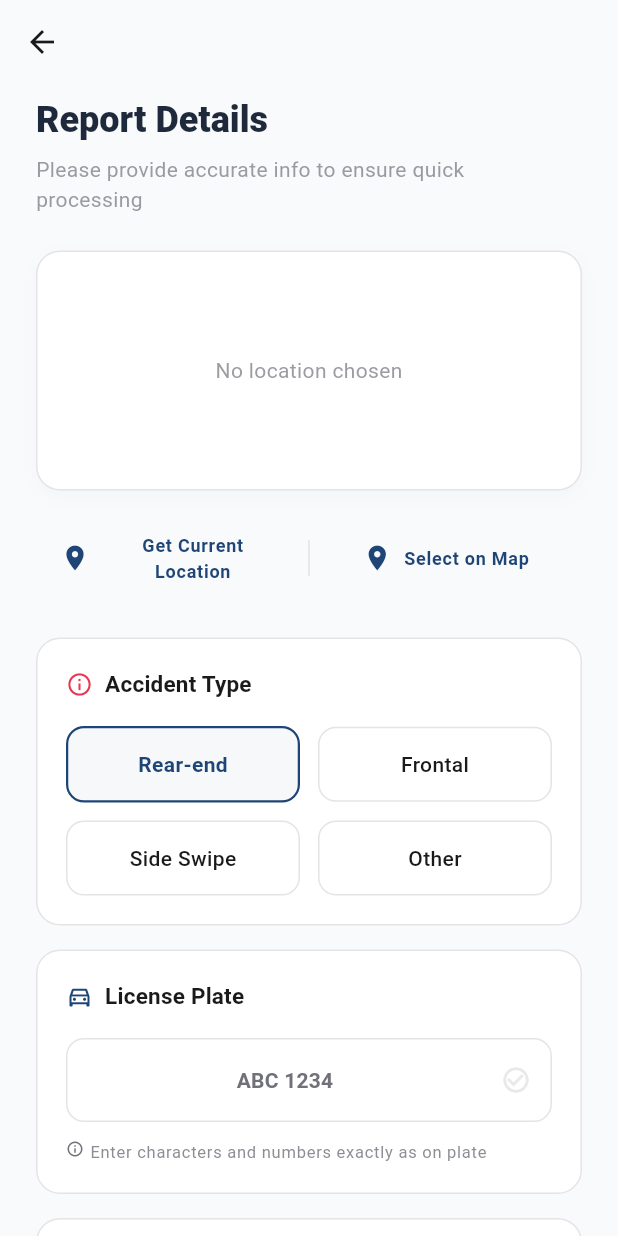
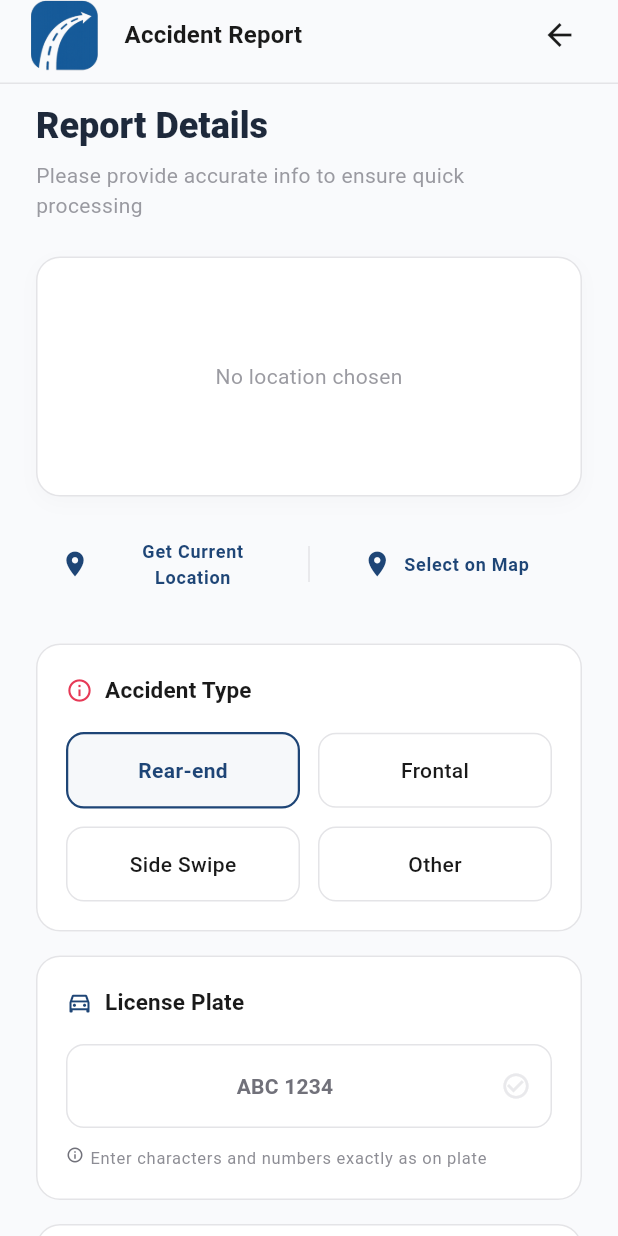
Before and after one commit to Fakhri-CS/sair, a Flutter app: the ReportFormScreen screen opened directly, on a phone screen of 412 x 824 dp. Run offline on Flutter 3.47's test engine with Material 3 defaults, Android fonts, the light colour scheme and no system bars; our stand-ins replace flutter_riverpod, google_fonts.

Commit message:
just added routes and enabling to navigate between screens

```diff
--- a/lib/view/screens/main_screen.dart
+++ b/lib/view/screens/main_screen.dart
@@ -4,7 +4,7 @@ import 'package:sair_cpa/view/screens/profile_screen.dart';
 import 'package:sair_cpa/view/screens/reports_screen.dart';
 import 'package:sair_cpa/view/widgets/global_widgets/sair_app_bar.dart';
 import 'package:sair_cpa/view/widgets/home_screen_widgets/Home_actions_widget.dart';
-import 'package:sair_cpa/view/widgets/reports_screen_widgets/reports_and_profile_actions_widget.dart';
+import 'package:sair_cpa/view/widgets/global_widgets/reports_and_profile_actions_widget.dart';
 
 class MainScreen extends StatefulWidget {
   const MainScreen({super.key});
--- a/lib/view/screens/report_form_screen.dart
+++ b/lib/view/screens/report_form_screen.dart
@@ -1,4 +1,5 @@
 import 'package:flutter/material.dart';
+import 'package:sair_cpa/view/widgets/global_widgets/sair_app_bar.dart';
 import 'package:sair_cpa/view/widgets/report_form_screen_widgets/accident_type_card_widget.dart';
 import 'package:sair_cpa/view/widgets/report_form_screen_widgets/bottom_action_widget.dart';
 import 'package:sair_cpa/view/widgets/report_form_screen_widgets/camera_input_section_widget.dart';
@@ -22,14 +23,18 @@ class _ReportFormScreenState extends State<ReportFormScreen> {
 
     return Scaffold(
       backgroundColor: theme.scaffoldBackgroundColor,
-      appBar: AppBar(
-        backgroundColor: Colors.transparent,
-        elevation: 0,
-        leading: const BackButton(),
+      appBar: SairAppBar(
+        title: "Accident Report",
+        actions: [
+          IconButton(
+            onPressed: () => Navigator.of(context).pop(),
+            icon: const Icon(Icons.arrow_back),
+          ),
+        ],
       ),
       body: const SafeArea(
         child: SingleChildScrollView(
-          padding: EdgeInsets.symmetric(horizontal: 24.0, vertical: 8.0),
+          padding: EdgeInsets.symmetric(horizontal: 24.0, vertical: 12.0),
           child: Column(
             crossAxisAlignment: CrossAxisAlignment.start,
             children: [
@@ -47,7 +52,7 @@ class _ReportFormScreenState extends State<ReportFormScreen> {
               SizedBox(height: 16),
               EvidenceCardWidget(),
               SizedBox(height: 32),
-              BottomActionWidget()
+              BottomActionWidget(),
             ],
           ),
         ),
--- a/lib/view/widgets/home_screen_widgets/incident_cta_widget.dart
+++ b/lib/view/widgets/home_screen_widgets/incident_cta_widget.dart
@@ -17,7 +17,9 @@ class IncidentCtaWidget extends StatelessWidget {
         ),
         const SizedBox(height: 20),
 
-        Container(
+        InkWell(
+          onTap: () => Navigator.pushNamed(context, '/report_form'),
+          child: Container(
             width: double.infinity,
             padding: const EdgeInsets.symmetric(vertical: 32),
             decoration: BoxDecoration(
@@ -57,7 +59,7 @@ class IncidentCtaWidget extends StatelessWidget {
                 ),
                 const SizedBox(height: 8),
                 Text(
-                "Report Now - (سير)",
+                  "Press Here To Report",
                   style: theme.textTheme.bodyMedium!.copyWith(
                     color: theme.colorScheme.onPrimary.withValues(alpha:0.8),
                     fontSize: 12,
@@ -66,6 +68,7 @@ class IncidentCtaWidget extends StatelessWidget {
               ],
             ),
           ),
+        ),
       ],
     );
   }
--- a/lib/view/widgets/login_screen_widgets/login_button_widget.dart
+++ b/lib/view/widgets/login_screen_widgets/login_button_widget.dart
@@ -6,7 +6,9 @@ class LoginButtonWidget extends StatelessWidget {
   @override
   Widget build(BuildContext context) {
     return ElevatedButton(
-      onPressed: () {},
+      onPressed: () {
+        Navigator.pushReplacementNamed(context, '/main');
+      },
       style: ElevatedButton.styleFrom(
         fixedSize: const Size(150, 54),
         shape: RoundedRectangleBorder(borderRadius: BorderRadius.circular(12)),
--- a/lib/view/widgets/profile_screen_widgets/settings_tile_widget.dart
+++ b/lib/view/widgets/profile_screen_widgets/settings_tile_widget.dart
@@ -6,11 +6,13 @@ class SettingsTileWidget extends StatelessWidget {
     required this.icon,
     required this.title,
     required this.subtitle,
+    required this.onTap,
     this.isDestructive = false,
   });
   final IconData icon;
   final String title, subtitle;
   final bool isDestructive;
+  final void Function() onTap;
   @override
   Widget build(BuildContext context) {
     final theme = Theme.of(context);
@@ -53,9 +55,7 @@ class SettingsTileWidget extends StatelessWidget {
               color: theme.textTheme.bodyMedium?.color,
               size: 20,
             ),
-      onTap: () {
-        // Handle tap logic
-      },
+      onTap: onTap,
     );
   }
 }
--- a/lib/view/widgets/reports_screen_widgets/need_help_card_widget.dart
+++ b/lib/view/widgets/reports_screen_widgets/need_help_card_widget.dart
@@ -39,7 +39,9 @@ class NeedHelpCardWidget extends StatelessWidget {
           ),
           const SizedBox(height: 20),
           ElevatedButton(
-            onPressed: () {},
+            onPressed: () {
+              Navigator.pushNamed(context, '/report_form');
+            },
             style: ElevatedButton.styleFrom(
               backgroundColor: theme.primaryColor,
               foregroundColor: Colors.white,
```
Also changed, not shown: lib/main.dart (+9 -0 lines), lib/view/widgets/profile_screen_widgets/settings_section_widget.dart (+11 -4 lines), lib/view/widgets/global_widgets/reports_and_profile_actions_widget.dart (renamed from lib/view/widgets/reports_screen_widgets/reports_and_profile_actions_widget.dart). Lines whose indentation alone changed are shown as unchanged.
